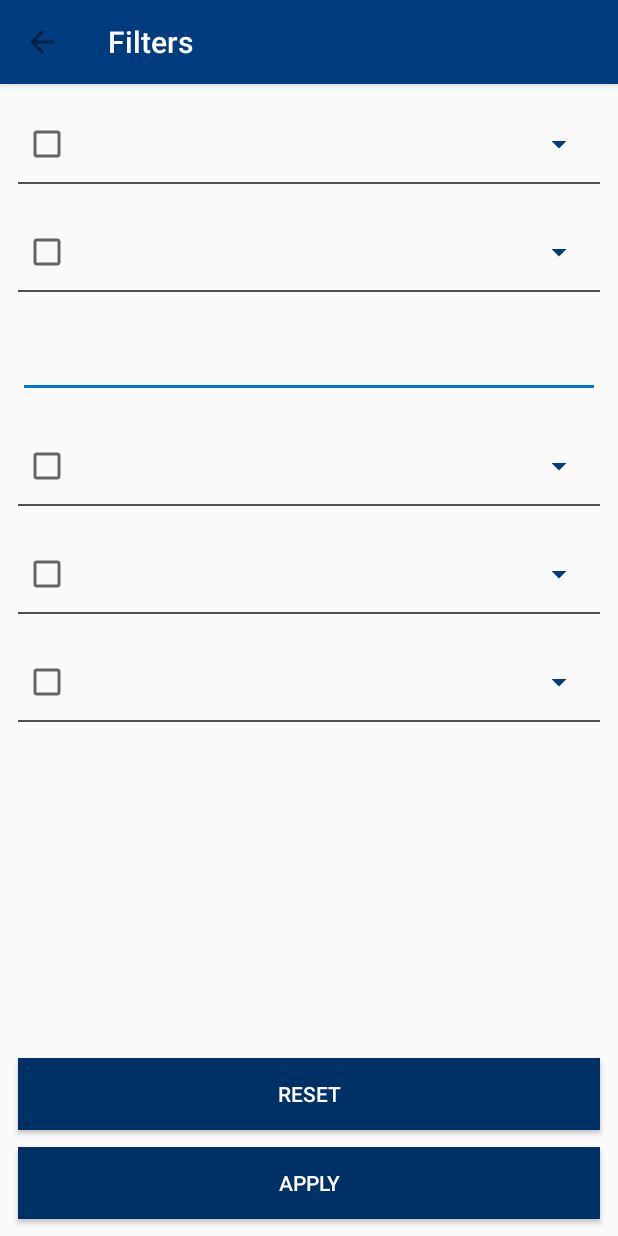
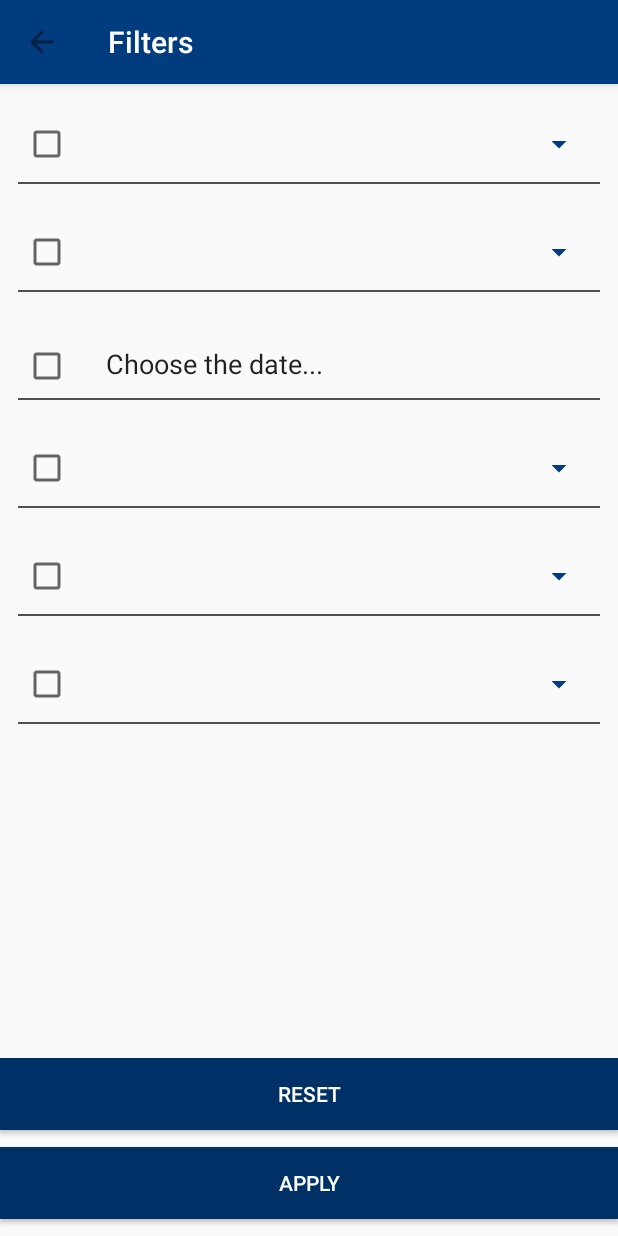
Before and after one commit to VictoriaFargutu/unibook-android, an Android app: the ReservationFilterActivity screen opened directly, with no data from a screen before it, on a phone screen of 412 x 824 dp. Run offline under Robolectric (Android 15) with nearby library versions, the phone set to English and light mode, and no system bars; network calls fail.

Commit message:
+ small changes to Filters layout

```diff
--- a/app/src/main/java/com/fargutuvictoria/unibook/ui/filter/ReservationFilterActivity.java
+++ b/app/src/main/java/com/fargutuvictoria/unibook/ui/filter/ReservationFilterActivity.java
@@ -1,9 +1,17 @@
 package com.fargutuvictoria.unibook.ui.filter;
 
+import android.app.DatePickerDialog;
 import android.os.Bundle;
 import android.support.v7.app.AppCompatActivity;
+import android.view.View;
+import android.widget.DatePicker;
+import android.widget.EditText;
 
 import com.fargutuvictoria.unibook.R;
+
+import java.text.SimpleDateFormat;
+import java.util.Calendar;
+import java.util.Locale;
 
 public class ReservationFilterActivity extends AppCompatActivity {
 
@@ -11,5 +19,30 @@ public class ReservationFilterActivity extends AppCompatActivity {
     protected void onCreate(Bundle savedInstanceState) {
         super.onCreate(savedInstanceState);
         setContentView(R.layout.activity_reservation_filter);
+
+        final EditText dateEditText = findViewById(R.id.date_picker);
+        final Calendar calendar = Calendar.getInstance();
+
+        final DatePickerDialog.OnDateSetListener date = new DatePickerDialog.OnDateSetListener() {
+            @Override
+            public void onDateSet(DatePicker datePicker, int year, int month, int dayOfMonth) {
+                calendar.set(Calendar.YEAR, year);
+                calendar.set(Calendar.MONTH, month);
+                calendar.set(Calendar.DAY_OF_MONTH, dayOfMonth);
+
+                String myFormat = "dd/MM/yy";
+                SimpleDateFormat sdf = new SimpleDateFormat(myFormat, Locale.US);
+                dateEditText.setText(sdf.format(calendar.getTime()));
+            }
+        };
+
+        dateEditText.setOnClickListener(new View.OnClickListener() {
+            @Override
+            public void onClick(View view) {
+                new DatePickerDialog(ReservationFilterActivity.this, date, calendar
+                        .get(Calendar.YEAR), calendar.get(Calendar.MONTH),
+                        calendar.get(Calendar.DAY_OF_MONTH)).show();
+            }
+        });
     }
 }
--- a/app/src/main/res/layout/activity_home.xml
+++ b/app/src/main/res/layout/activity_home.xml
@@ -51,4 +51,8 @@
 
     </LinearLayout>
 
+    <include
+        android:id="@+id/drawerr_layout"
+        layout="@layout/drawer_layout" />
+
 </LinearLayout>
--- a/app/src/main/res/layout/activity_reservation_filter.xml
+++ b/app/src/main/res/layout/activity_reservation_filter.xml
@@ -103,21 +103,54 @@
             android:background="@color/darkGray" />
     </RelativeLayout>
 
-    <EditText
-        android:id="@+id/date_picker"
+    <RelativeLayout
+        android:id="@+id/date"
         android:layout_width="match_parent"
         android:layout_height="wrap_content"
         android:layout_below="@+id/week_type"
-        android:layout_marginEnd="12dp"
-        android:layout_marginStart="12dp"
         android:layout_marginTop="25dp"
-        android:inputType="none" />
+        android:orientation="vertical">
+
+        <LinearLayout
+            android:id="@+id/date_filter"
+            android:layout_width="match_parent"
+            android:layout_height="wrap_content"
+            android:layout_marginBottom="5dp">
+
+            <android.support.v7.widget.AppCompatCheckBox
+                android:layout_width="40dp"
+                android:layout_height="40dp"
+                android:layout_marginEnd="15dp"
+                android:layout_marginStart="15dp" />
+
+            <EditText
+                android:id="@+id/date_picker"
+                android:layout_width="match_parent"
+                android:layout_height="wrap_content"
+                android:layout_marginEnd="8dp"
+                android:background="@color/transparent"
+                android:paddingTop="10dp"
+                android:clickable="true"
+                android:focusable="false"
+                android:inputType="date"
+                android:longClickable="false"
+                android:text="@string/choose_the_date" />
+        </LinearLayout>
+
+        <View
+            android:layout_width="match_parent"
+            android:layout_height="1dp"
+            android:layout_below="@id/date_filter"
+            android:layout_marginEnd="12dp"
+            android:layout_marginStart="12dp"
+            android:background="@color/darkGray" />
+    </RelativeLayout>
 
     <RelativeLayout
         android:id="@+id/hour_filter"
         android:layout_width="match_parent"
         android:layout_height="wrap_content"
-        android:layout_below="@id/date_picker"
+        android:layout_below="@id/date"
         android:layout_marginTop="25dp"
         android:orientation="vertical">
 
@@ -235,8 +268,8 @@
         android:layout_width="match_parent"
         android:layout_height="wrap_content"
         android:layout_above="@id/filters_apply_button"
-        android:layout_alignEnd="@id/date_picker"
-        android:layout_alignStart="@+id/date_picker"
+        android:layout_alignEnd="@id/date"
+        android:layout_alignStart="@+id/date"
         android:layout_marginBottom="11dp"
         android:background="@color/colorPrimaryDark"
         android:text="@string/reset"
@@ -246,9 +279,9 @@
         android:id="@+id/filters_apply_button"
         android:layout_width="match_parent"
         android:layout_height="wrap_content"
-        android:layout_alignEnd="@id/date_picker"
+        android:layout_alignEnd="@id/date"
         android:layout_alignParentBottom="true"
-        android:layout_alignStart="@+id/date_picker"
+        android:layout_alignStart="@+id/date"
         android:layout_marginBottom="11dp"
         android:background="@color/colorPrimaryDark"
         android:text="@string/apply"
--- a/app/src/main/res/values/colors.xml
+++ b/app/src/main/res/values/colors.xml
@@ -11,4 +11,5 @@
     <color name="freeToReserveBackgroundItem">#6c0e5bb1</color>
     <color name="quickViewBackgroundColor">#6c87bdf9</color>
     <color name="darkGray">#505050</color>
+    <color name="transparent">#00ffffff</color>
 </resources>
--- a/app/src/main/res/values/strings.xml
+++ b/app/src/main/res/values/strings.xml
@@ -19,4 +19,5 @@
     <string name="apply">Apply</string>
     <string name="filters">Filters</string>
     <string name="reset">Reset</string>
+    <string name="choose_the_date">Choose the date...</string>
 </resources>
```
Also changed, not shown: app/src/main/java/com/fargutuvictoria/unibook/ui/home/HomeActivity.java (+43 -2 lines), app/src/main/res/layout/drawer_layout.xml (added, +25 -0 lines), app/src/main/res/layout/menu.xml (deleted, +0 -23 lines), app/src/main/res/menu/menu.xml (added, +21 -0 lines).
